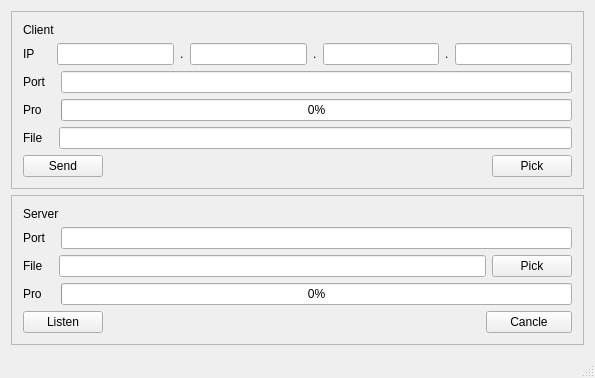
Before: the Qt Designer form mainwindow.ui in TianZerL/LAN_Files_Transmission, drawn with Qt 5.
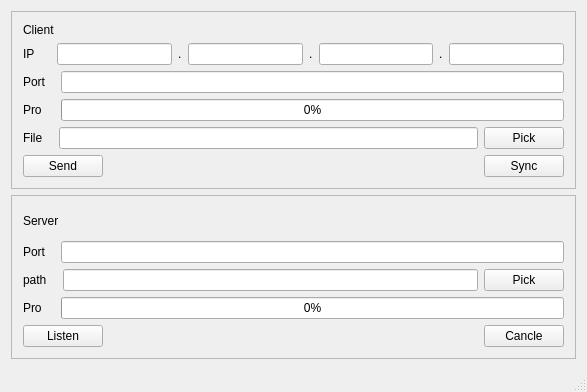
After: the same form once the commit is applied.

Commit message: Renew core function

What changed in the file:
```diff
--- a/mainwindow.ui
+++ b/mainwindow.ui
@@ -2,6 +2,14 @@
 <ui version="4.0">
  <class>MainWindow</class>
  <widget class="QMainWindow" name="MainWindow">
+  <property name="geometry">
+   <rect>
+    <x>0</x>
+    <y>0</y>
+    <width>587</width>
+    <height>392</height>
+   </rect>
+  </property>
   <property name="windowTitle">
    <string>MainWindow</string>
   </property>
@@ -117,9 +125,6 @@
        </item>
        <item row="4" column="0">
         <layout class="QGridLayout" name="file_path">
-         <item row="0" column="1">
-          <widget class="QLineEdit" name="file_le"/>
-         </item>
          <item row="0" column="0">
           <widget class="QLabel" name="file_lb">
            <property name="text">
@@ -127,6 +132,16 @@
            </property>
           </widget>
          </item>
+         <item row="0" column="1">
+          <widget class="QLineEdit" name="file_le"/>
+         </item>
+         <item row="0" column="2">
+          <widget class="QPushButton" name="pick_pb">
+           <property name="text">
+            <string>Pick</string>
+           </property>
+          </widget>
+         </item>
         </layout>
        </item>
        <item row="5" column="0">
@@ -138,13 +153,6 @@
            </property>
           </widget>
          </item>
-         <item row="0" column="2">
-          <widget class="QPushButton" name="pick_pb">
-           <property name="text">
-            <string>Pick</string>
-           </property>
-          </widget>
-         </item>
          <item row="0" column="1">
           <spacer name="horizontalSpacer">
            <property name="orientation">
@@ -158,6 +166,13 @@
            </property>
           </spacer>
          </item>
+         <item row="0" column="2">
+          <widget class="QPushButton" name="sycn_pb">
+           <property name="text">
+            <string>Sync</string>
+           </property>
+          </widget>
+         </item>
         </layout>
        </item>
       </layout>
@@ -193,27 +208,6 @@
          </item>
         </layout>
        </item>
-       <item row="2" column="0" colspan="3">
-        <layout class="QGridLayout" name="file_path_server">
-         <item row="0" column="0">
-          <widget class="QLabel" name="file_lb_server">
-           <property name="text">
-            <string>File   </string>
-           </property>
-          </widget>
-         </item>
-         <item row="0" column="1">
-          <widget class="QLineEdit" name="file_le_server"/>
-         </item>
-        </layout>
-       </item>
-       <item row="2" column="3">
-        <widget class="QPushButton" name="pick_pb_2">
-         <property name="text">
-          <string>Pick</string>
-         </property>
-        </widget>
-       </item>
        <item row="3" column="0" colspan="4">
         <layout class="QGridLayout" name="pro_server">
          <item row="0" column="0">
@@ -259,6 +253,27 @@
          </property>
         </widget>
        </item>
+       <item row="2" column="0" colspan="4">
+        <layout class="QGridLayout" name="file_path_server">
+         <item row="0" column="0">
+          <widget class="QLabel" name="path_lb_server">
+           <property name="text">
+            <string>path   </string>
+           </property>
+          </widget>
+         </item>
+         <item row="0" column="1">
+          <widget class="QLineEdit" name="path_le_server"/>
+         </item>
+         <item row="0" column="2">
+          <widget class="QPushButton" name="pick_pb_server">
+           <property name="text">
+            <string>Pick</string>
+           </property>
+          </widget>
+         </item>
+        </layout>
+       </item>
       </layout>
      </widget>
     </item>
@@ -269,7 +284,7 @@
     <rect>
      <x>0</x>
      <y>0</y>
-     <width>590</width>
+     <width>587</width>
      <height>22</height>
     </rect>
    </property>
```
Left out of the diff: 1 changed line with no effect on the pictures. The commit also changes 2 other files.
